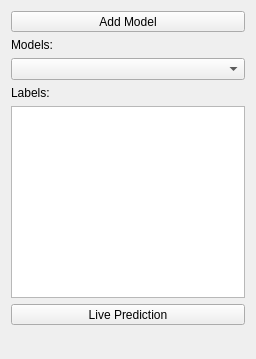
Qt form ilastik/applets/deepLearningClassification/dlClassificationDrawer.ui (vibbits/ilastik) before a commit.
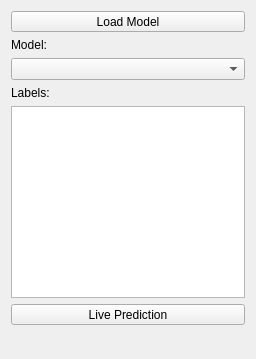
The same form after that commit. Custom widgets are drawn as their Qt base class.

Commit message: Simplified classifier GUI and code: load only one model.

```diff
--- a/ilastik/applets/deepLearningClassification/dlClassificationDrawer.ui
+++ b/ilastik/applets/deepLearningClassification/dlClassificationDrawer.ui
@@ -41,7 +41,7 @@
       </sizepolicy>
      </property>
      <property name="text">
-      <string>Add Model</string>
+      <string>Load Model</string>
      </property>
      <property name="checkable">
       <bool>true</bool>
@@ -54,7 +54,7 @@
    <item>
     <widget class="QLabel" name="modelsLabel">
      <property name="text">
-      <string>Models:</string>
+      <string>Model:</string>
      </property>
     </widget>
    </item>
```
Left out of the diff: 2 changed lines with no effect on the pictures. The commit also changes 5 other files.
